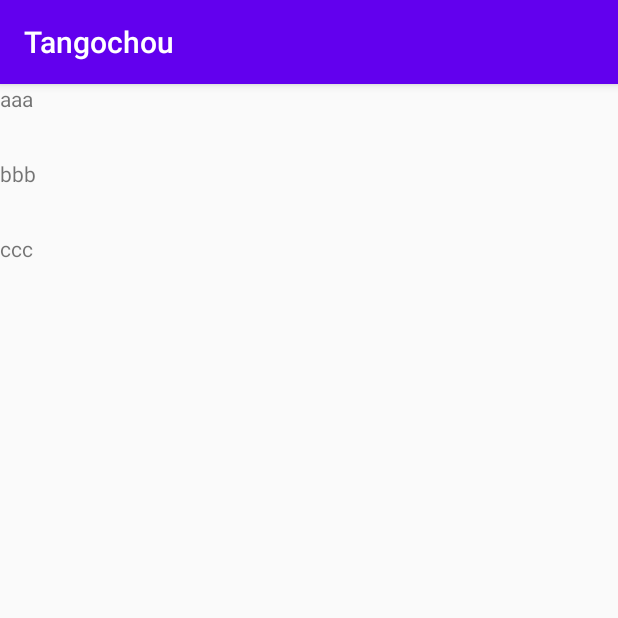
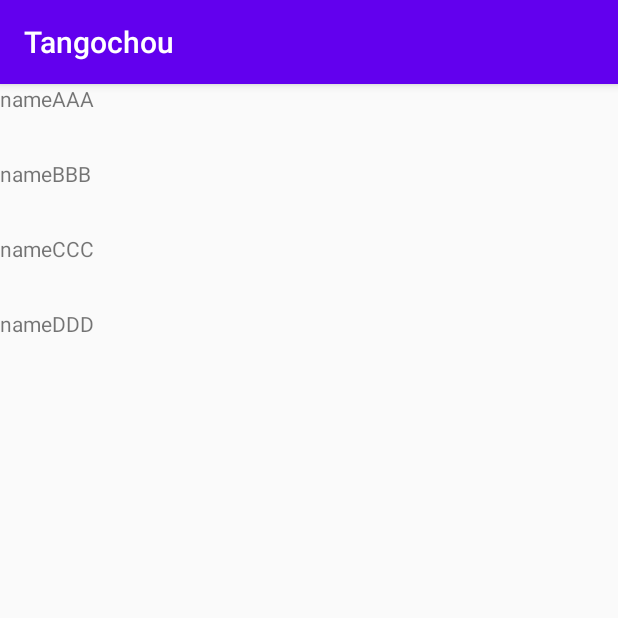
Before and after one commit to GunjiKatsunori/Tangochou, an Android app: the screen it shows after launch (FolderListActivity), on a phone screen of 412 x 824 dp, the top half of it. Run offline under Robolectric (Android 15) with nearby library versions, the phone set to English and light mode, and no system bars.

Commit message:
DBからFolder一覧を呼び出す機能

```diff
--- a/app/src/main/java/com/example/tangochou/FolderListActivity.java
+++ b/app/src/main/java/com/example/tangochou/FolderListActivity.java
@@ -1,5 +1,7 @@
 package com.example.tangochou;
 
+import android.database.Cursor;
+import android.database.sqlite.SQLiteDatabase;
 import android.os.Bundle;
 
 import androidx.appcompat.app.AppCompatActivity;
@@ -7,25 +9,35 @@ import androidx.recyclerview.widget.LinearLayoutManager;
 import androidx.recyclerview.widget.RecyclerView;
 
 import java.util.ArrayList;
-import java.util.Arrays;
 
 /**
  *
  */
 public class FolderListActivity extends AppCompatActivity {
     // 表示するデータのリスト
-    // あとでSQLからのデータに対応
-    private static String[] li = {"aaa", "bbb", "ccc"};
-    private static ArrayList<String> folders = new ArrayList<>(Arrays.asList(li));
+    private static ArrayList<String> folders = new ArrayList<>();
 
     FolderListAdapter adapter;
+    FolderOpenHelper helper;
+    SQLiteDatabase db;
 
     @Override
     protected void onCreate(Bundle savedInstanceState) {
         super.onCreate(savedInstanceState);
         setContentView(R.layout.folder_list);
 
-        // リスト関係の設定
+        // DBからデータを呼び出す
+        helper = new FolderOpenHelper(getApplicationContext());
+        db = helper.getReadableDatabase();
+        Cursor cursor = db.query("folder", new String[]{"name"}, null, null, null, null, null);
+        cursor.moveToFirst();
+        for (int i=0; i<cursor.getCount(); i++) {
+            folders.add(cursor.getString(0));
+            cursor.moveToNext();
+        }
+        cursor.close();
+
+        // フォルダリストを表示する
         RecyclerView folderRecyclerView = findViewById(R.id.folder_recycler_view);
         folderRecyclerView.setHasFixedSize(true);
         RecyclerView.LayoutManager layoutManager = new LinearLayoutManager(this);
--- a/app/src/main/java/com/example/tangochou/FolderOpenHelper.java
+++ b/app/src/main/java/com/example/tangochou/FolderOpenHelper.java
@@ -1,5 +1,48 @@
 package com.example.tangochou;
 
-public class FolderOpenHelper {
+import android.content.Context;
+import android.database.sqlite.SQLiteDatabase;
+import android.database.sqlite.SQLiteOpenHelper;
 
+public class FolderOpenHelper extends SQLiteOpenHelper {
+    public static final int DATABASE_VERSION = 1;
+    public static final String DATABASE_NAME = "tangochou.db";
+    private static String SQL_CREATE_ENTRIES = "CREATE TABLE folder (" +
+            "id INTEGER PRIMARY KEY AUTOINCREMENT, " +
+            "path VARCHAR(100) NOT NULL UNIQUE, " +
+            "name VARCHAR(100) NOT NULL, " +
+            "directory VARCHAR(100), " +
+            "parent_id INTEGER" +
+            ")";
+    private static String SQL_DELETE_ENTRIES = "DROP TABLE IF EXISTS folder";
+
+    FolderOpenHelper(Context context) {
+        super(context, DATABASE_NAME, null, DATABASE_VERSION);
+    }
+
+    // DB作成時はSQL_CREATE_ENTRIESを実行
+    @Override
+    public void onCreate(SQLiteDatabase db) {
+        db.execSQL(SQL_CREATE_ENTRIES);
+
+        // ダミーデータを挿入
+        String SQL_DUMMY = "insert into folder(path, name) values('pathaaa', 'nameAAA'), ('pathbbb', 'nameBBB'), ('pathccc', 'nameCCC'), ('pathddd', 'nameDDD')";
+
+        db.execSQL(SQL_DUMMY);
+
+        // ダミーデータここまで
+    }
+
+    // バージョン更新時の動作
+    @Override
+    public void onUpgrade(SQLiteDatabase db, int oldVersion, int newVersion) {
+        db.execSQL(SQL_DELETE_ENTRIES);
+        onCreate(db);
+    }
+
+    // バージョンダウングレード時の動作
+    @Override
+    public void onDowngrade(SQLiteDatabase db, int oldVersion, int newVersion) {
+        onUpgrade(db, oldVersion, newVersion);
+    }
 }
```
Also changed, not shown: app/src/main/assets/tangochou.db (added).
